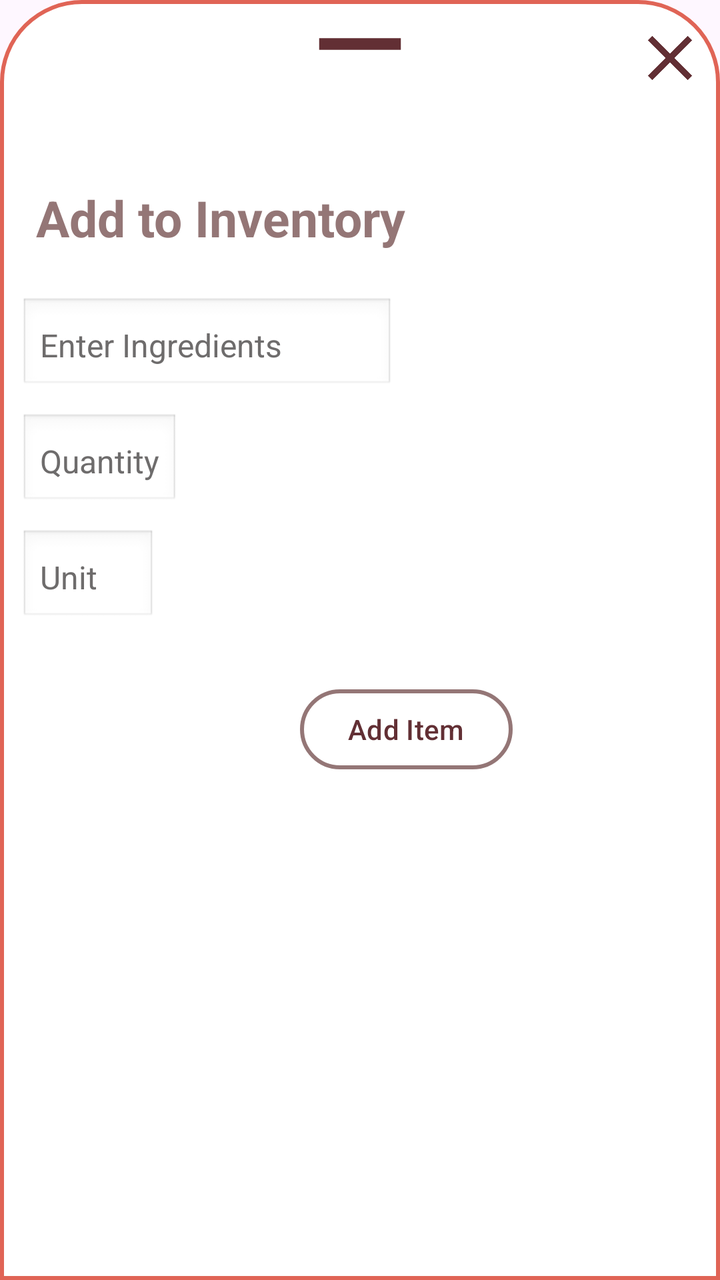
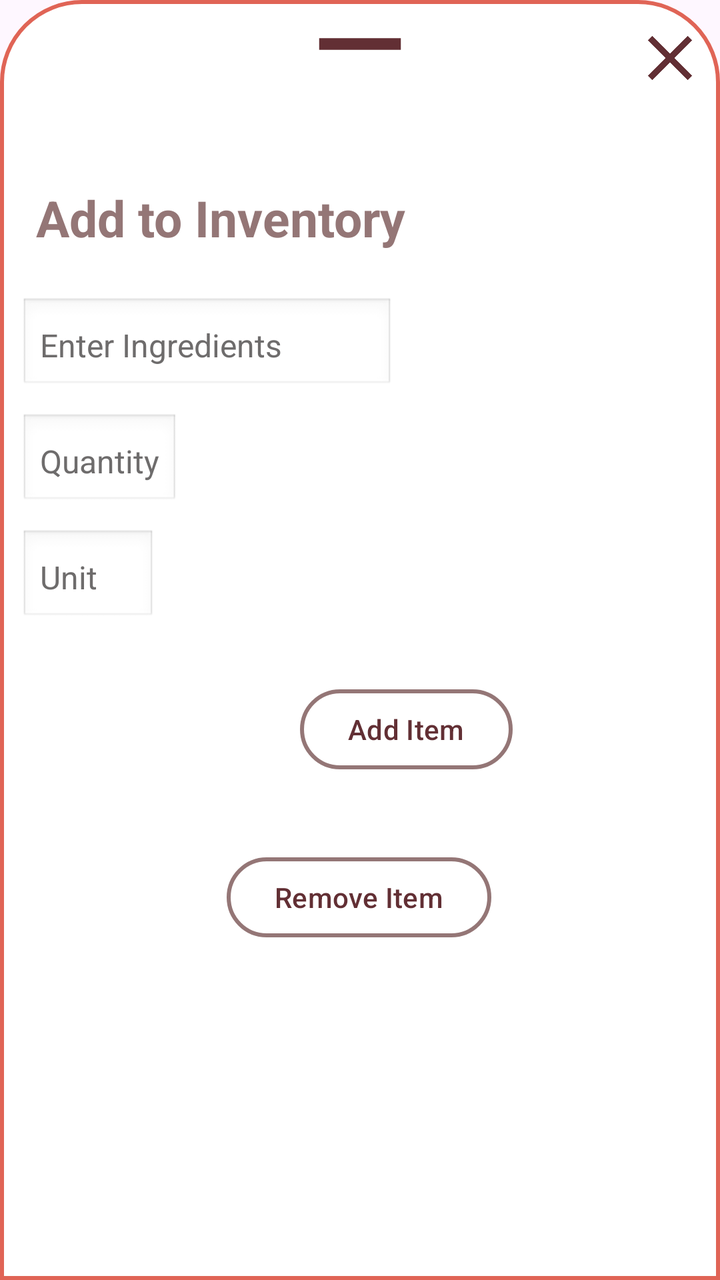

An Android layout rendered at two revisions. The XML below is the earlier revision; the diff shows what the commit changed to produce the second picture.
<!-- AndroidManifest.xml: application theme Theme.MealPlannerApp -->
<!-- res/layout/bottom_dialog_add_ingredients.xml -->
<?xml version="1.0" encoding="utf-8"?>
<androidx.constraintlayout.widget.ConstraintLayout xmlns:android="http://schemas.android.com/apk/res/android"
    xmlns:app="http://schemas.android.com/apk/res-auto"
    xmlns:tools="http://schemas.android.com/tools"
    android:layout_width="match_parent"
    android:layout_height="match_parent"
    android:background="@drawable/dialog_background">

    <ImageView
        android:id="@+id/imageView_remove"
        android:layout_width="70dp"
        android:layout_height="wrap_content"
        android:scaleType="centerCrop"
        android:src="@drawable/remove"
        app:tint="@color/darkRed"
        app:layout_constraintEnd_toEndOf="parent"
        app:layout_constraintStart_toStartOf="parent"
        app:layout_constraintTop_toTopOf="parent" />

    <TextView
        android:id="@+id/addItemTextView"
        android:layout_width="wrap_content"
        android:layout_height="wrap_content"
        android:layout_marginTop="50dp"
        android:padding="8dp"
        android:text="Add to Inventory"
        android:textAlignment="viewStart"
        android:textColor="@color/dullRed"
        android:textSize="25dp"
        android:textStyle="bold"
        app:layout_constraintStart_toStartOf="parent"
        app:layout_constraintTop_toBottomOf="@+id/imageView_remove" />

    <ImageButton
        android:id="@+id/cancelButton"
        android:layout_width="48dp"
        android:layout_height="48dp"
        android:layout_marginStart="96dp"
        android:background="@android:color/transparent"
        android:paddingBottom="10dp"
        android:src="@drawable/cross"
        android:scaleType="fitCenter"
        android:contentDescription="Exit View"
        app:layout_constraintStart_toEndOf="@+id/imageView_remove"
        app:layout_constraintTop_toTopOf="parent"
        app:tint="@color/darkRed" />

    <AutoCompleteTextView
        android:id="@+id/autoCompleteTextView_ingredient"
        style="@style/Widget.AppCompat.Light.AutoCompleteTextView"
        android:layout_width="0dp"
        android:layout_height="wrap_content"
        android:layout_marginTop="15dp"
        android:background="@android:drawable/edit_text"
        android:hint="Enter Ingredients"
        android:importantForAutofill="no"
        android:padding="10dp"
        android:textColorHint="#6E6C6C"
        android:textSize="16sp"
        app:layout_constraintStart_toStartOf="parent"
        app:layout_constraintTop_toBottomOf="@+id/addItemTextView"
        app:layout_constraintWidth_percent="0.55" />

    <EditText
        android:id="@+id/editText_quantity"
        android:layout_width="wrap_content"
        android:layout_height="wrap_content"
        android:layout_marginTop="10dp"
        android:background="@android:drawable/edit_text"
        android:hint="Quantity"
        android:inputType="numberDecimal"
        android:padding="10dp"
        android:textColorHint="#6E6C6C"
        android:textSize="16sp"
        app:layout_constraintStart_toStartOf="parent"
        app:layout_constraintTop_toBottomOf="@+id/autoCompleteTextView_ingredient"
        app:layout_constraintWidth_percent="0.20" />

    <AutoCompleteTextView
        android:id="@+id/autoCompleteTextView_unit"
        style="@style/Widget.AppCompat.Light.AutoCompleteTextView"
        android:layout_width="0dp"
        android:layout_height="wrap_content"
        android:layout_marginTop="10dp"
        android:background="@android:drawable/edit_text"
        android:hint="Unit"
        android:padding="10dp"
        android:textColorHint="#6E6C6C"
        android:textSize="16sp"
        app:layout_constraintStart_toStartOf="parent"
        app:layout_constraintTop_toBottomOf="@+id/editText_quantity"
        app:layout_constraintWidth_percent="0.20" />

    <com.google.android.material.button.MaterialButton
        android:id="@+id/button_add_item"
        android:layout_width="wrap_content"
        android:layout_height="wrap_content"
        android:layout_marginStart="140dp"
        android:layout_marginTop="144dp"
        android:text="Add Item"
        android:textColor="@color/darkRed"
        app:backgroundTint="@color/white"
        app:cornerRadius="30dp"
        app:layout_constraintStart_toStartOf="parent"
        app:layout_constraintTop_toBottomOf="@+id/autoCompleteTextView_ingredient"
        app:rippleColor="#33AAAAAA"
        app:strokeColor="@color/dullRed"
        app:strokeWidth="2dp" />

</androidx.constraintlayout.widget.ConstraintLayout>
<!-- resources referenced by this layout -->
<resources>
  <color name="darkRed">#622f34</color>
  <color name="dullRed">#947676</color>
  <color name="white">#FFFFFFFF</color>
  <!-- drawable cross (drawable) -->
  <vector android:height="24dp" android:tint="#000000"
      android:viewportHeight="24" android:viewportWidth="24"
      android:width="24dp" xmlns:android="http://schemas.android.com/apk/res/android">
      <path android:fillColor="@android:color/white" android:pathData="M19,6.41L17.59,5 12,10.59 6.41,5 5,6.41 10.59,12 5,17.59 6.41,19 12,13.41 17.59,19 19,17.59 13.41,12z"/>
  </vector>
  <!-- drawable dialog_background (drawable) -->
  <?xml version="1.0" encoding="utf-8"?>
  <shape xmlns:android="http://schemas.android.com/apk/res/android">
  
      <solid
          android:color="@color/white"/>
  
      <corners
          android:topLeftRadius="40dp"
          android:topRightRadius="40dp" />
      <padding
          android:left="10dp"
          android:right="10dp"
          android:top="10dp"
          android:bottom="10dp"/>
  
      <stroke
          android:width="2dp"
          android:color="@color/reddishOrange"/>
  
  </shape>
  <!-- drawable remove (drawable) -->
  <vector android:height="24dp" android:tint="#000000"
      android:viewportHeight="24" android:viewportWidth="24"
      android:width="24dp" xmlns:android="http://schemas.android.com/apk/res/android">
      <path android:fillColor="@android:color/white" android:pathData="M19,13H5v-2h14v2z"/>
  </vector>
  <style name="Theme.MealPlannerApp" parent="Base.Theme.MealPlannerApp" />
  <color name="reddishOrange">#e06456</color>
  <style name="Base.Theme.MealPlannerApp" parent="Theme.Material3.DayNight.NoActionBar">
          
          <item name="colorPrimary">@color/orange</item>
          <item name="colorPrimaryVariant">@color/darkRed</item>
          <item name="colorAccent">@color/reddishOrange</item>
          <item name="android:statusBarColor">@color/reddishOrange</item>
          <item name="android:navigationBarColor">@color/orange</item>
      </style>
  <color name="orange">#feaf66</color>
</resources>

<!-- the commit's change to res/layout/bottom_dialog_add_ingredients.xml (unified diff, before → after) -->
@@ -5,6 +5,23 @@
     android:layout_width="match_parent"
     android:layout_height="match_parent"
     android:background="@drawable/dialog_background">
+
+    <com.google.android.material.button.MaterialButton
+        android:id="@+id/button_remove_item"
+        android:layout_width="wrap_content"
+        android:layout_height="wrap_content"
+        android:layout_marginTop="36dp"
+        android:text="Remove Item"
+        android:textColor="@color/darkRed"
+        app:backgroundTint="@color/white"
+        app:cornerRadius="30dp"
+        app:layout_constraintEnd_toEndOf="parent"
+        app:layout_constraintHorizontal_bias="0.498"
+        app:layout_constraintStart_toStartOf="parent"
+        app:layout_constraintTop_toBottomOf="@+id/button_add_item"
+        app:rippleColor="#33AAAAAA"
+        app:strokeColor="@color/dullRed"
+        app:strokeWidth="2dp" />
 
     <ImageView
         android:id="@+id/imageView_remove"
